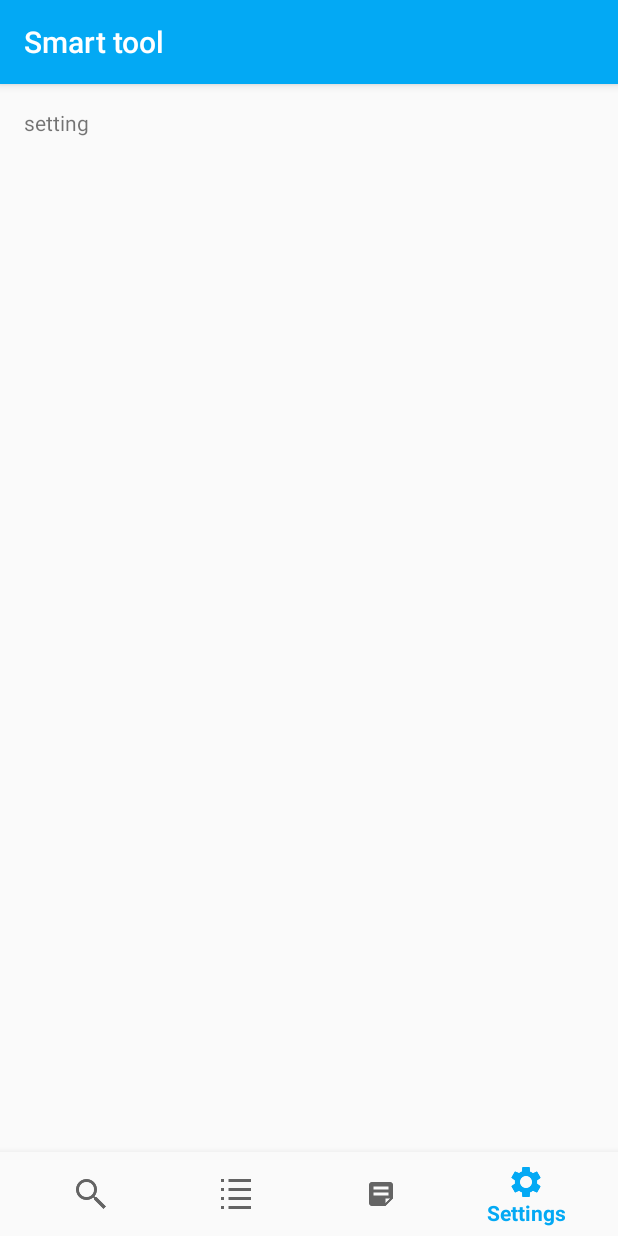
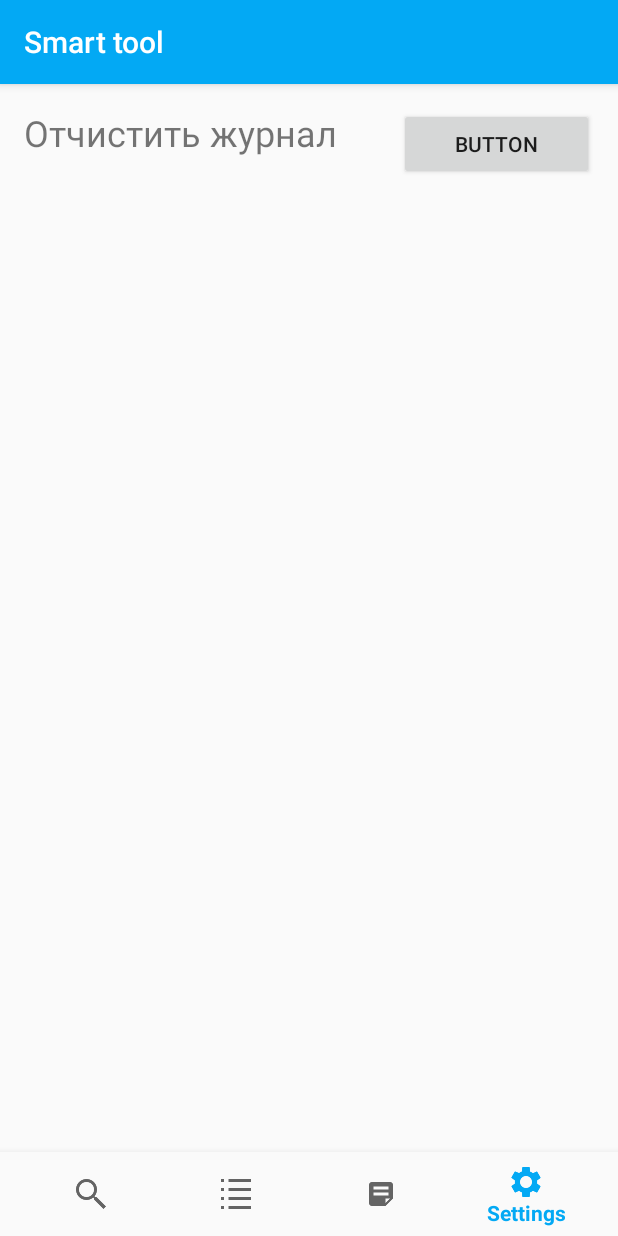
Before and after one commit to DmitriyDomrachev/SmartTool, an Android app: the screen it shows after launch (MainActivity), item 4 of the bottom bar chosen, on a phone screen of 412 x 824 dp. Run offline under Robolectric (Android 15) with nearby library versions, the phone set to English and light mode, and no system bars.

```diff
--- a/app/src/main/java/com/example/dima/smarttool/AddNoteActivity.java
+++ b/app/src/main/java/com/example/dima/smarttool/AddNoteActivity.java
@@ -86,7 +86,6 @@ public class AddNoteActivity extends AppCompatActivity {
                     }
 
                     Log.d("DB", "add: " + nh.getAll().toString());
-                    startActivity(new Intent(AddNoteActivity.this, MainActivity.class));
                     finish();
                 }
             }
--- a/app/src/main/java/com/example/dima/smarttool/AddStateActivity.java
+++ b/app/src/main/java/com/example/dima/smarttool/AddStateActivity.java
@@ -107,7 +107,6 @@ public class AddStateActivity extends AppCompatActivity {
                     }
 
                     Log.d("DB", "add: " + sh.getAll().toString());
-                    startActivity(new Intent(AddStateActivity.this, MainActivity.class));
                     finish();
                 }
             }
--- a/app/src/main/java/com/example/dima/smarttool/DB/HistotyDBHelper.java
+++ b/app/src/main/java/com/example/dima/smarttool/DB/HistotyDBHelper.java
@@ -39,6 +39,7 @@ public class HistotyDBHelper extends SQLiteOpenHelper {
 
     @Override
     public void onUpgrade(SQLiteDatabase db, int oldVersion, int newVersion) {
+    }
 
-    }
+
 }
--- a/app/src/main/java/com/example/dima/smarttool/DB/NoteDBHelper.java
+++ b/app/src/main/java/com/example/dima/smarttool/DB/NoteDBHelper.java
@@ -52,4 +52,6 @@ public class NoteDBHelper extends SQLiteOpenHelper {
     public void onUpgrade(SQLiteDatabase db, int oldVersion, int newVersion) {
 
     }
+
+
 }
--- a/app/src/main/java/com/example/dima/smarttool/DB/NoteHelper.java
+++ b/app/src/main/java/com/example/dima/smarttool/DB/NoteHelper.java
@@ -39,6 +39,7 @@ public class NoteHelper {
         cv.put(NoteDBHelper.COLUMN_TIME_START, startTime);
         cv.put(NoteDBHelper.COLUMN_LAT, lat);
         cv.put(NoteDBHelper.COLUMN_LNG, lng);
+
         Log.d("DB", "insert: " + name + " " + text + " " + startTime + " " + lat + " " + lng);
 
         return db.insert(TABLE_NAME, null, cv); // метод insert возвращает id, помещенного объекта в таблицу.
--- a/app/src/main/java/com/example/dima/smarttool/MainActivity.java
+++ b/app/src/main/java/com/example/dima/smarttool/MainActivity.java
@@ -137,7 +137,6 @@ public class MainActivity extends AppCompatActivity {
         fragmentS = new SettingFragment();
         fragmentManager = getFragmentManager();
 
-
         new RewriteFragment().execute();
 
         BottomNavigationView navigation = findViewById(R.id.navigation);
--- a/app/src/main/java/com/example/dima/smarttool/fragment/SettingFragment.java
+++ b/app/src/main/java/com/example/dima/smarttool/fragment/SettingFragment.java
@@ -5,7 +5,9 @@ import android.os.Bundle;
 import android.view.LayoutInflater;
 import android.view.View;
 import android.view.ViewGroup;
+import android.widget.Button;
 
+import com.example.dima.smarttool.DB.HistoryHelper;
 import com.example.dima.smarttool.R;
 
 /**
@@ -13,9 +15,19 @@ import com.example.dima.smarttool.R;
  */
 
 public class SettingFragment extends Fragment {
+    Button clear;
     @Override
     public View onCreateView(LayoutInflater inflater, ViewGroup container,
                              Bundle savedInstanceState) {
-        return inflater.inflate(R.layout.fragment_setting, container, false);
+        View view = inflater.inflate(R.layout.fragment_setting, container, false);
+        clear = view.findViewById(R.id.SettingFragmentClearButton);
+        clear.setOnClickListener(new View.OnClickListener() {
+            @Override
+            public void onClick(View v) {
+                HistoryHelper hh = new HistoryHelper(getActivity().getApplicationContext());
+                hh.clearTable();
+            }
+        });
+        return view;
     }
 }
--- a/app/src/main/res/layout/fragment_setting.xml
+++ b/app/src/main/res/layout/fragment_setting.xml
@@ -1,5 +1,5 @@
 <?xml version="1.0" encoding="utf-8"?>
-<android.support.constraint.ConstraintLayout
+<LinearLayout
     xmlns:android="http://schemas.android.com/apk/res/android"
     xmlns:tools="http://schemas.android.com/tools"
     android:layout_width="match_parent"
@@ -9,10 +9,23 @@
     android:layout_margin="@dimen/fab_margin">
 
 
-    <TextView
-        android:id="@+id/textView"
+    <LinearLayout
         android:layout_width="match_parent"
         android:layout_height="wrap_content"
-        android:text="setting" />
+        android:orientation="horizontal">
 
-</android.support.constraint.ConstraintLayout>
+        <TextView
+            android:layout_width="wrap_content"
+            android:layout_height="match_parent"
+            android:layout_weight="1"
+            android:text="Отчистить журнал"
+            android:textSize="24sp" />
+
+        <Button
+            android:id="@+id/SettingFragmentClearButton"
+            android:layout_width="wrap_content"
+            android:layout_height="match_parent"
+            android:layout_weight="1"
+            android:text="Button" />
+    </LinearLayout>
+</LinearLayout>
```
Also changed, not shown: app/src/main/java/com/example/dima/smarttool/DB/HistoryHelper.java (+5 -3 lines), app/src/main/java/com/example/dima/smarttool/GPSService.java (+20 -18 lines).
